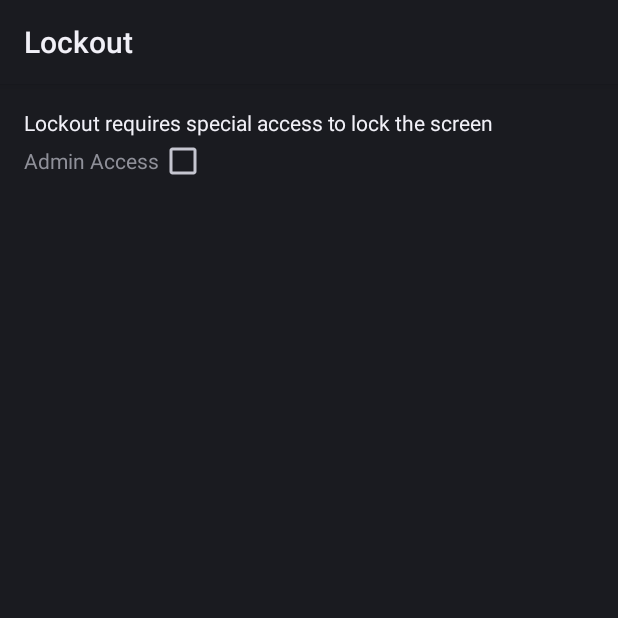
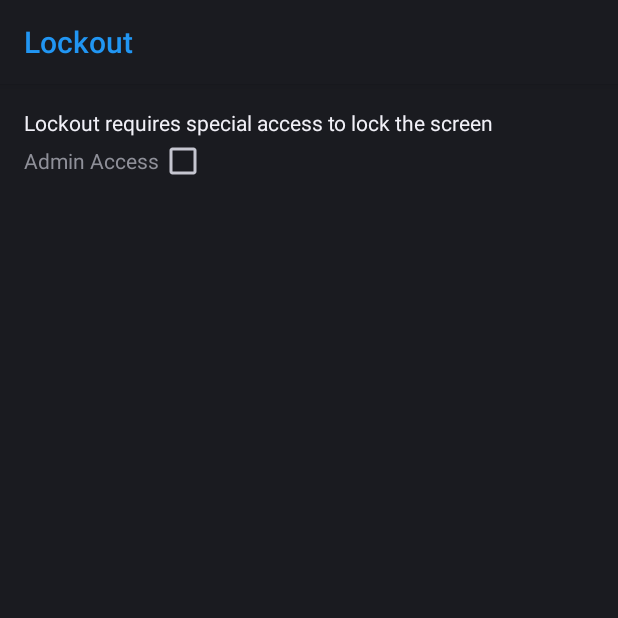
Before and after one commit to Cj-Malone/Lockout, an Android app: the screen it shows after launch (MainActivity), on a phone screen of 412 x 824 dp, the top half of it. Run offline under Robolectric (Android 15) with nearby library versions, the phone set to English and light mode, and no system bars.

Commit message:
Reimplament dark theme
Also contains an inaccassible light theme, both based on KAFF themes

```diff
--- a/app/src/main/AndroidManifest.xml
+++ b/app/src/main/AndroidManifest.xml
@@ -11,7 +11,7 @@
         android:icon="@mipmap/ic_launcher"
         android:label="@string/app_name"
         android:supportsRtl="true"
-        android:theme="@android:style/Theme.DeviceDefault">
+        android:theme="@style/AppDarkTheme">
         <receiver
             android:name=".AdminReceiver"
             android:description="@string/device_admin_description"
--- a/app/src/main/java/uk/co/keepawayfromfire/lockout/MainActivity.java
+++ b/app/src/main/java/uk/co/keepawayfromfire/lockout/MainActivity.java
@@ -19,9 +19,6 @@ public class MainActivity extends Activity {
     @Override
     protected void onResume() {
         super.onResume();
-
-        getWindow().setStatusBarColor(android.R.attr.colorPrimary);
-        getWindow().setNavigationBarColor(android.R.attr.colorPrimary);
 
         final DevicePolicyManager devicePolicyManager = getSystemService(DevicePolicyManager.class);
         final ComponentName adminComponentName = new ComponentName(this, AdminReceiver.class);
--- /dev/null
+++ b/app/src/main/res/values/theme_dark.xml
@@ -0,0 +1,10 @@
+<?xml version="1.0" encoding="utf-8"?>
+<resources>
+    <style name="AppDarkTheme" parent="android:Theme.DeviceDefault">
+        <item name="android:titleTextColor">#2196F3</item>
+        <item name="android:colorAccent">#2196F3</item>
+        <item name="android:statusBarColor">#333333</item>
+        <item name="android:colorPrimary">#333333</item>
+        <item name="android:navigationBarColor">#333333</item>
+    </style>
+</resources>
```
Also changed, not shown: app/src/main/res/values/theme_light.xml (added, +10 -0 lines).
